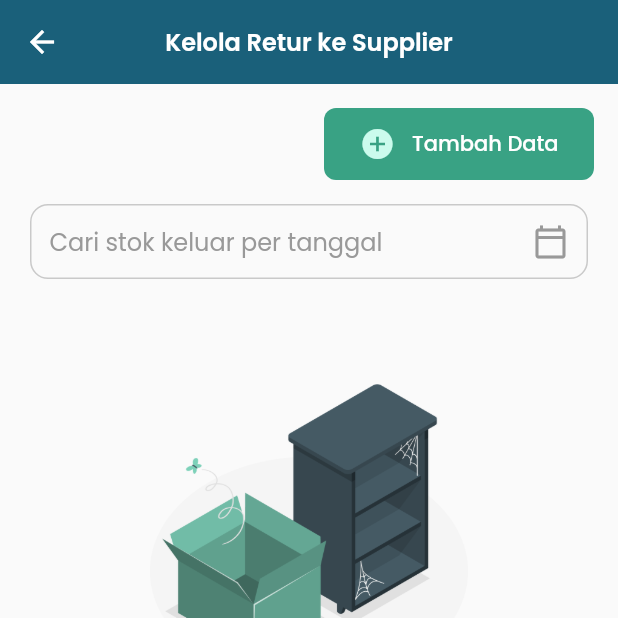
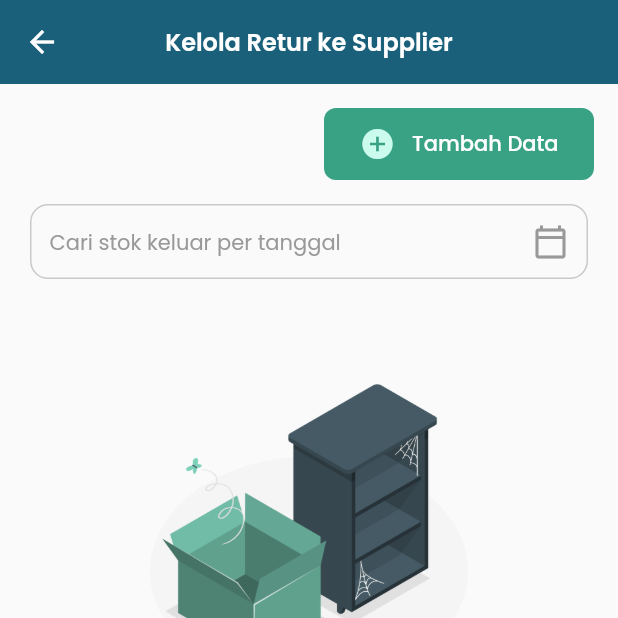
Before and after one commit to elvinadianalimartha/admin_budiberas, a Flutter app: the ReturnToSupplierPage screen opened by its route, on a phone screen of 412 x 824 dp, the top half of it. Run offline on Flutter 3.47's test engine with Material 2 defaults, Android fonts, the phone set to English and light mode, and no system bars; our stand-ins replace cloud_firestore, dropdown_button2, firebase_core, flutter_typeahead, google_fonts, image_picker; missing offline and left inert: pusher_client; accounts and stored records are empty; network calls fail.

Commit message:
fixing font size

```diff
--- a/lib/views/mainview/chat_page.dart
+++ b/lib/views/mainview/chat_page.dart
@@ -37,7 +37,7 @@ class _ChatPageState extends State<ChatPage> {
               borderSide: BorderSide(color: secondaryTextColor),
             ),
             hintText: 'Cari nama pembeli',
-            hintStyle: secondaryTextStyle,
+            hintStyle: secondaryTextStyle.copyWith(fontSize: 14),
             prefixIcon: Icon(Icons.search, color: secondaryTextColor, size: 20,),
             suffixIcon: searchFilled
                 ? InkWell(
--- a/lib/views/management/incoming_stock_page.dart
+++ b/lib/views/management/incoming_stock_page.dart
@@ -331,7 +331,7 @@ class _IncomingStockState extends State<IncomingStock> {
                     decoration: InputDecoration.collapsed(
                       enabled: false,
                       hintText: 'Cari stok masuk per tanggal',
-                      hintStyle: secondaryTextStyle
+                      hintStyle: secondaryTextStyle.copyWith(fontSize: 14)
                     ),
                   ),
                 ),
--- a/lib/views/management/return_to_supplier_page.dart
+++ b/lib/views/management/return_to_supplier_page.dart
@@ -289,7 +289,7 @@ class _ReturnToSupplierPageState extends State<ReturnToSupplierPage> {
                   decoration: InputDecoration.collapsed(
                       enabled: false,
                       hintText: 'Cari stok keluar per tanggal',
-                      hintStyle: secondaryTextStyle
+                      hintStyle: secondaryTextStyle.copyWith(fontSize: 14)
                   ),
                 ),
               ),
--- a/lib/views/widgets/reusable/search_field.dart
+++ b/lib/views/widgets/reusable/search_field.dart
@@ -36,7 +36,7 @@ class SearchField extends StatelessWidget {
                 decoration: InputDecoration.collapsed(
                     enabled: false,
                     hintText: hintText,
-                    hintStyle: secondaryTextStyle
+                    hintStyle: secondaryTextStyle.copyWith(fontSize: 14)
                 ),
               ),
             ),
```
